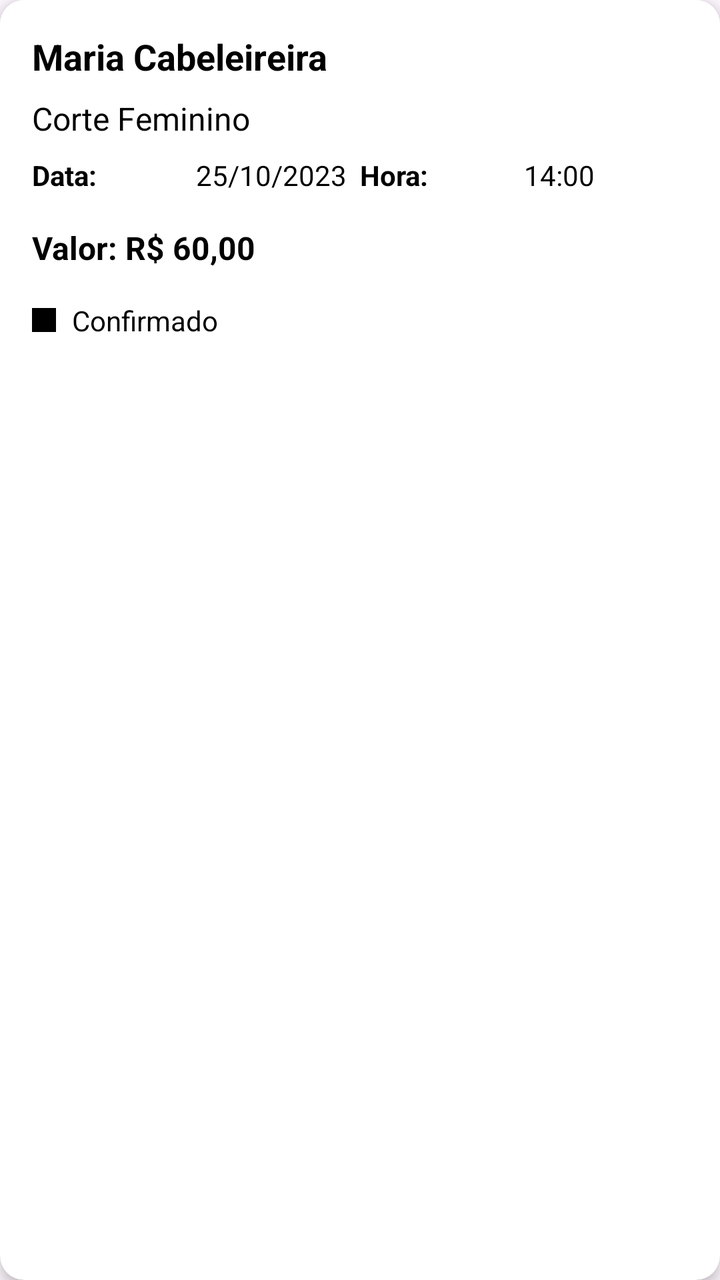
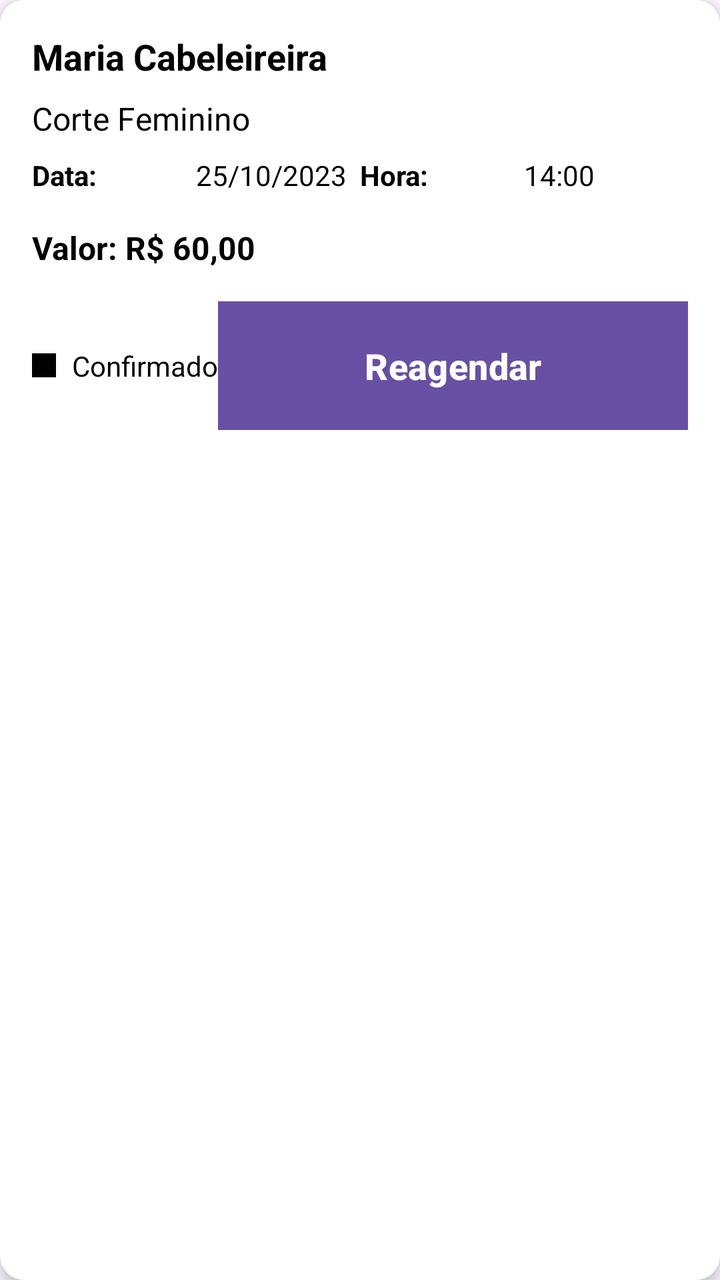

The first picture is an Android layout as it rendered before a commit; the second is the same layout after the commit. The layout source and the unified diff follow.
<!-- AndroidManifest.xml: application theme Theme.SmartApp -->
<!-- res/layout/item_agendamento.xml -->
<androidx.cardview.widget.CardView xmlns:android="http://schemas.android.com/apk/res/android"
    xmlns:app="http://schemas.android.com/apk/res-auto"
    android:layout_width="match_parent"
    android:layout_height="wrap_content"
    android:layout_marginBottom="16dp"
    app:cardCornerRadius="12dp"
    app:cardElevation="4dp"
    app:cardBackgroundColor="@color/white">

    <LinearLayout
        android:layout_width="match_parent"
        android:layout_height="wrap_content"
        android:orientation="vertical"
        android:padding="16dp"
        android:background="@color/white">

        
        <TextView
            android:id="@+id/nome"
            android:layout_width="match_parent"
            android:layout_height="wrap_content"
            android:text="Maria Cabeleireira"
            android:textColor="@android:color/black"
            android:textSize="18sp"
            android:textStyle="bold"/>

        
        <TextView
            android:id="@+id/servico"
            android:layout_width="match_parent"
            android:layout_height="wrap_content"
            android:layout_marginTop="8dp"
            android:text="Corte Feminino"
            android:textColor="@android:color/black"
            android:textSize="16sp"/>

        
        <LinearLayout
            android:layout_width="match_parent"
            android:layout_height="wrap_content"
            android:layout_marginTop="8dp"
            android:orientation="horizontal">

            <TextView
                android:id="@+id/data"
                android:layout_width="0dp"
                android:layout_height="wrap_content"
                android:layout_weight="1"
                android:text="Data:"
                android:textColor="@android:color/black"
                android:textStyle="bold"/>

            <TextView
                android:layout_width="0dp"
                android:layout_height="wrap_content"
                android:layout_weight="1"
                android:text="25/10/2023"
                android:textColor="@android:color/black"/>

            <TextView
                android:id="@+id/hora"
                android:layout_width="0dp"
                android:layout_height="wrap_content"
                android:layout_weight="1"
                android:text="Hora:"
                android:textColor="@android:color/black"
                android:textStyle="bold"/>

            <TextView
                android:layout_width="0dp"
                android:layout_height="wrap_content"
                android:layout_weight="1"
                android:text="14:00"
                android:textColor="@android:color/black"/>
        </LinearLayout>

        
        <TextView
            android:id="@+id/valor"
            android:layout_width="match_parent"
            android:layout_height="wrap_content"
            android:layout_marginTop="16dp"
            android:text="Valor: R$ 60,00"
            android:textColor="@android:color/black"
            android:textSize="16sp"
            android:textStyle="bold"/>

        
        <LinearLayout
            android:layout_width="match_parent"
            android:layout_height="wrap_content"
            android:layout_marginTop="16dp"
            android:orientation="horizontal"
            android:gravity="center_vertical">

            <View
                android:layout_width="12dp"
                android:layout_height="12dp"
                android:background="@android:color/black"
                android:backgroundTint="@color/black"
                android:backgroundTintMode="multiply"/>

            <TextView
                android:layout_width="wrap_content"
                android:layout_height="wrap_content"
                android:layout_marginStart="8dp"
                android:text="Confirmado"
                android:textColor="@android:color/black"
                android:textSize="14sp"/>
        </LinearLayout>
    </LinearLayout>
</androidx.cardview.widget.CardView>
<!-- resources referenced by this layout -->
<resources>
  <color name="black">#FF000000</color>
  <color name="white">#FFFFFFFF</color>
  <style name="Theme.SmartApp" parent="Base.Theme.SmartApp" />
  <style name="Base.Theme.SmartApp" parent="Theme.Material3.DayNight.NoActionBar" />
</resources>

<!-- the commit's change to res/layout/item_agendamento.xml (unified diff, before → after) -->
@@ -107,6 +107,20 @@
                 android:text="Confirmado"
                 android:textColor="@android:color/black"
                 android:textSize="14sp"/>
+
+            <Button
+                android:id="@+id/btnReagendar"
+                android:layout_width="match_parent"
+                android:layout_height="wrap_content"
+                android:text="Reagendar"
+                android:background="#4CAF50"
+                android:textColor="@android:color/white"
+                android:textSize="18sp"
+                android:textStyle="bold"
+                android:padding="16dp"
+                android:drawableStart="@drawable/ic_calendar"
+                android:drawablePadding="8dp"
+                android:stateListAnimator="@null"/>
         </LinearLayout>
     </LinearLayout>
 </androidx.cardview.widget.CardView>
<!-- resource entries referenced after the edit -->
@@ -2,6 +2,16 @@
 <resources>
   <color name="black">#FF000000</color>
   <color name="white">#FFFFFFFF</color>
+  <!-- drawable ic_calendar (drawable) -->
+  <vector xmlns:android="http://schemas.android.com/apk/res/android"
+      android:width="24dp"
+      android:height="24dp"
+      android:viewportWidth="24"
+      android:viewportHeight="24">
+      <path
+          android:fillColor="#FF000000"
+          android:pathData="M19,4h-1V2h-2v2H8V2H6v2H5c-1.11,0 -1.99,0.9 -1.99,2L3,20c0,1.1 0.89,2 2,2h14c1.1,0 2,-0.9 2,-2V6c0,-1.1 -0.9,-2 -2,-2zM19,20H5V9h14V20zM19,7H5V5h14V7zM9,13H7v-2h2V13zM13,13h-2v-2h2V13zM17,13h-2v-2h2V13zM9,17H7v-2h2V17zM13,17h-2v-2h2V17z"/>
+  </vector>
   <style name="Theme.SmartApp" parent="Base.Theme.SmartApp" />
   <style name="Base.Theme.SmartApp" parent="Theme.Material3.DayNight.NoActionBar" />
 </resources>
